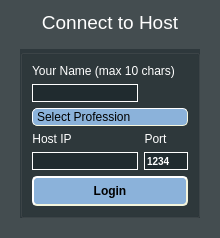
This is mydialog.ui in Tyrox92/Gw2SPECS as Qt 5 draws it before an edit. The edited form follows.
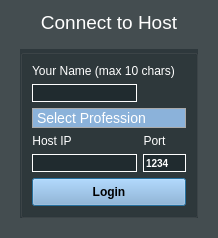
This is the edited form.

Commit message: Added AutoUpdate + UI Polish

Patch:
```diff
--- a/mydialog.ui
+++ b/mydialog.ui
@@ -230,7 +230,7 @@
            </property>
            <property name="minimumSize">
             <size>
-             <width>156</width>
+             <width>154</width>
              <height>0</height>
             </size>
            </property>
@@ -240,10 +240,7 @@
            <property name="styleSheet">
             <string notr="true">QPushButton#pushButton {
     background-color: #8BB2DA;
-	border-style: outset;
-	border-width: 2px;
-	border-radius: 5px;
-	border-color: beige;
+
     font: bold 12px;
     min-width: 10em;
     padding: 6px;
@@ -276,34 +273,27 @@
            <property name="styleSheet">
             <string notr="true">QComboBox {
     background-color: #8BB2DA;
-	color: rgb(0, 0, 0);
-    border-style: outset;
-    border-width: 1px;
-    border-radius: 5px;
-    border-color: beige;
+	color: rgb(255, 255, 255);
+    border: 1px solid #AAA;
+	font-size: 14px;
 }
 QComboBox:editable {
     background: #8BB2DA;
+	color: rgb(255, 255, 255);
 }
 
 QComboBox:on { /* shift the text when the popup opens */
     padding-top: 3px;
     padding-left: 4px;
 }
-QComboBox:on { /* shift the text when the popup opens */
-    padding-top: 3px;
-    padding-left: 4px;
-}
+
 QComboBox::drop-down {
     subcontrol-origin: padding;
     subcontrol-position: top right;
-    width: 40px;
+	color: rgb(255, 255, 255);
+	border:none;
 
-    border-left-width: 1px;
-    border-left-color:#8BB2DA;
-    border-left-style: solid; /* just a single line */
-    border-top-right-radius: 3px; /* same radius as the QComboBox */
-    border-bottom-right-radius: 3px;
+
 }
 QComboBox::down-arrow:on { /* shift the arrow when popup is open */
     top: 1px;
@@ -312,6 +302,7 @@
 QComboBox QAbstractItemView {
     border: 2px solid darkgray;
     selection-background-color:#8BB2DA;
+	color: rgb(255, 255, 255);
 }</string>
            </property>
            <property name="editable">
```
The commit also changes 2 other files.
